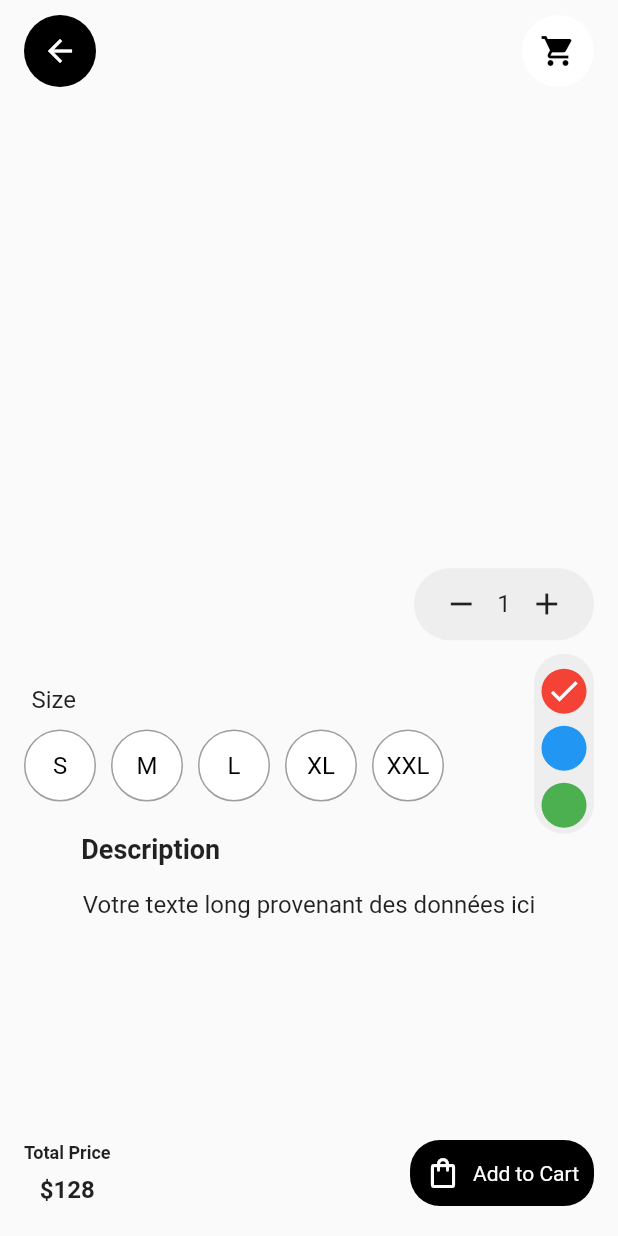
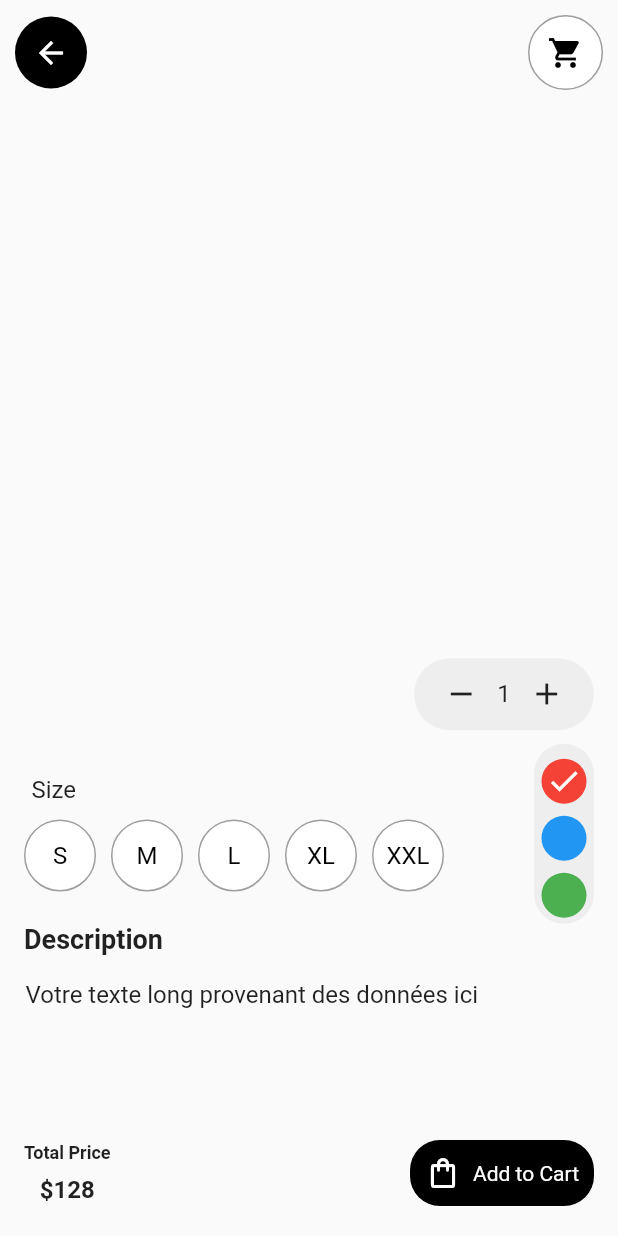
Before and after one commit to rayanhdev/Rshop, a Flutter app: the ItemDetailsPage screen opened directly with empty values, on a phone screen of 412 x 824 dp. Run offline on Flutter 3.47's test engine with Material 2 defaults, Android fonts, the phone set to English and light mode, and no system bars; drawn by our look-alikes of carousel_slider; our stand-ins replace cached_network_image; missing offline and left inert: dart:ffi; network calls fail.

Commit message:
changing ux design on item

```diff
--- a/lib/screens/item_screens.dart
+++ b/lib/screens/item_screens.dart
@@ -51,6 +51,51 @@ class _ItemDetailsPageState extends State<ItemDetailsPage> {
     return Scaffold(
       body: Column(
         children: [
+          Row(
+            mainAxisAlignment: MainAxisAlignment.spaceBetween,
+            children: [
+              Padding(
+                padding: EdgeInsets.only(top: 10, left: 10),
+                child: Container(
+                  decoration: BoxDecoration(
+                    shape: BoxShape.circle,
+                    color: Colors.black,
+                  ),
+                  child: IconButton(
+                    onPressed: () {
+                      // Handle back button press
+                    },
+                    icon: Icon(
+                      Icons.arrow_back,
+                      color: Colors.white,
+                    ),
+                  ),
+                ),
+              ),
+              Padding(
+                padding: EdgeInsets.only(top: 10, right: 10),
+                child: Container(
+                  decoration: BoxDecoration(
+                    border: Border.all(
+                      color: Colors.grey,
+                      width: 1,
+                    ),
+                    shape: BoxShape.circle,
+                    color: Colors.white,
+                  ),
+                  child: IconButton(
+                    onPressed: () {
+                      // Handle cart button press
+                    },
+                    icon: Icon(
+                      Icons.shopping_cart,
+                      color: Colors.black,
+                    ),
+                  ),
+                ),
+              ),
+            ],
+          ),
           Stack(
             children: [
               Container(
@@ -67,44 +112,6 @@ class _ItemDetailsPageState extends State<ItemDetailsPage> {
                     viewportFraction: 1.0,
                     enlargeCenterPage: false,
                     aspectRatio: 2.0,
-                  ),
-                ),
-              ),
-              Positioned(
-                top: 10,
-                left: 16.0,
-                child: Container(
-                  decoration: BoxDecoration(
-                    shape: BoxShape.circle,
-                    color: Colors.black,
-                  ),
-                  child: IconButton(
-                    onPressed: () {
-                      // Handle back button press
-                    },
-                    icon: Icon(
-                      Icons.arrow_back,
-                      color: Colors.white,
-                    ),
-                  ),
-                ),
-              ),
-              Positioned(
-                top: 10,
-                right: 16.0,
-                child: Container(
-                  decoration: BoxDecoration(
-                    shape: BoxShape.circle,
-                    color: Colors.white,
-                  ),
-                  child: IconButton(
-                    onPressed: () {
-                      // Handle cart button press
-                    },
-                    icon: Icon(
-                      Icons.shopping_cart,
-                      color: Colors.black,
-                    ),
                   ),
                 ),
               ),
@@ -286,10 +293,12 @@ class _ItemDetailsPageState extends State<ItemDetailsPage> {
                     ),
                   ),
                   SizedBox(height: 8),
-                  SingleChildScrollView(
-                    child: Padding(
+                  Expanded(
+                      child: Scrollbar(
+                    child: ListView(
                       padding: EdgeInsets.all(1),
-                      child: Column(
+                      children: [
+                        Column(
                           mainAxisAlignment: MainAxisAlignment.start,
                           crossAxisAlignment: CrossAxisAlignment.start,
                           children: [
@@ -303,8 +312,9 @@ class _ItemDetailsPageState extends State<ItemDetailsPage> {
                             // Ajoutez d'autres widgets ici si nécessaire
                           ],
                         ),
+                      ],
                     ),
-                  ),
+                  )),
                 ],
               ),
             ),
```
Lines whose indentation alone changed are shown as unchanged.
